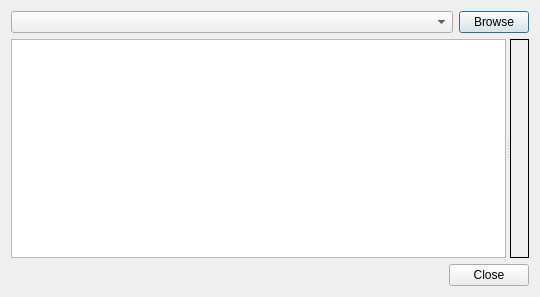
Qt form ui/folderdisksdlg.ui (josch1710/RespeQt) before a commit.
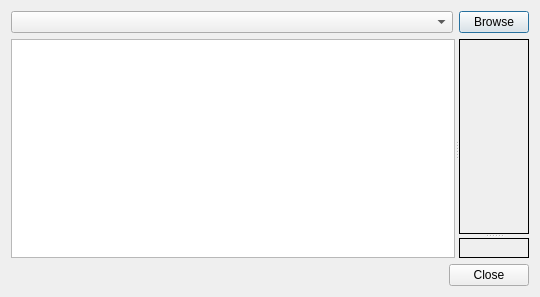
The same form after that commit.

Commit message:
improved dialog layout
- added vertical splitter to right pane
- always show disk directory list
- fixed open dialog on start if last shown
- added generic floppy disk PNG thumbnail

Diff of the .ui file:
```diff
--- a/ui/folderdisksdlg.ui
+++ b/ui/folderdisksdlg.ui
@@ -46,8 +46,46 @@
      <property name="orientation">
       <enum>Qt::Horizontal</enum>
      </property>
-     <widget class="QListWidget" name="listDisks"/>
-     <widget class="QLabel" name="lblPreview">
+     <widget class="QListWidget" name="listDisks">
+      <property name="sizePolicy">
+       <sizepolicy hsizetype="Expanding" vsizetype="Expanding">
+        <horstretch>1</horstretch>
+        <verstretch>0</verstretch>
+       </sizepolicy>
+      </property>
+     </widget>
+     <widget class="QSplitter" name="splitTopDirBotPng">
+      <property name="orientation">
+       <enum>Qt::Vertical</enum>
+      </property>
+      <widget class="QScrollArea" name="scrollArea">
+       <property name="sizePolicy">
+        <sizepolicy hsizetype="Expanding" vsizetype="Expanding">
+         <horstretch>0</horstretch>
+         <verstretch>1</verstretch>
+        </sizepolicy>
+       </property>
+       <property name="frameShape">
+        <enum>QFrame::Panel</enum>
+       </property>
+       <property name="frameShadow">
+        <enum>QFrame::Plain</enum>
+       </property>
+       <property name="lineWidth">
+        <number>1</number>
+       </property>
+       <property name="widgetResizable">
+        <bool>true</bool>
+       </property>
+       <widget class="QLabel" name="lblFileList">
+        <property name="geometry">
+         <rect>
+          <x>0</x>
+          <y>0</y>
+          <width>85</width>
+          <height>162</height>
+         </rect>
+        </property>
       <property name="font">
        <font>
         <family>Courier10 BT</family>
@@ -58,7 +96,7 @@
        <bool>true</bool>
       </property>
       <property name="frameShape">
-       <enum>QFrame::Box</enum>
+         <enum>QFrame::NoFrame</enum>
       </property>
       <property name="text">
        <string/>
@@ -75,6 +113,37 @@
       <property name="indent">
        <number>2</number>
       </property>
+       </widget>
+      </widget>
+      <widget class="QLabel" name="lblPreview">
+       <property name="font">
+        <font>
+         <family>Courier10 BT</family>
+         <pointsize>10</pointsize>
+        </font>
+       </property>
+       <property name="autoFillBackground">
+        <bool>true</bool>
+       </property>
+       <property name="frameShape">
+        <enum>QFrame::Panel</enum>
+       </property>
+       <property name="text">
+        <string/>
+       </property>
+       <property name="alignment">
+        <set>Qt::AlignLeading|Qt::AlignLeft|Qt::AlignTop</set>
+       </property>
+       <property name="wordWrap">
+        <bool>false</bool>
+       </property>
+       <property name="margin">
+        <number>0</number>
+       </property>
+       <property name="indent">
+        <number>0</number>
+       </property>
+      </widget>
      </widget>
     </widget>
    </item>
```
Left out of the diff: 2 changed lines with no effect on the pictures. Lines whose indentation alone changed are shown as unchanged. The commit also changes 4 other files.
